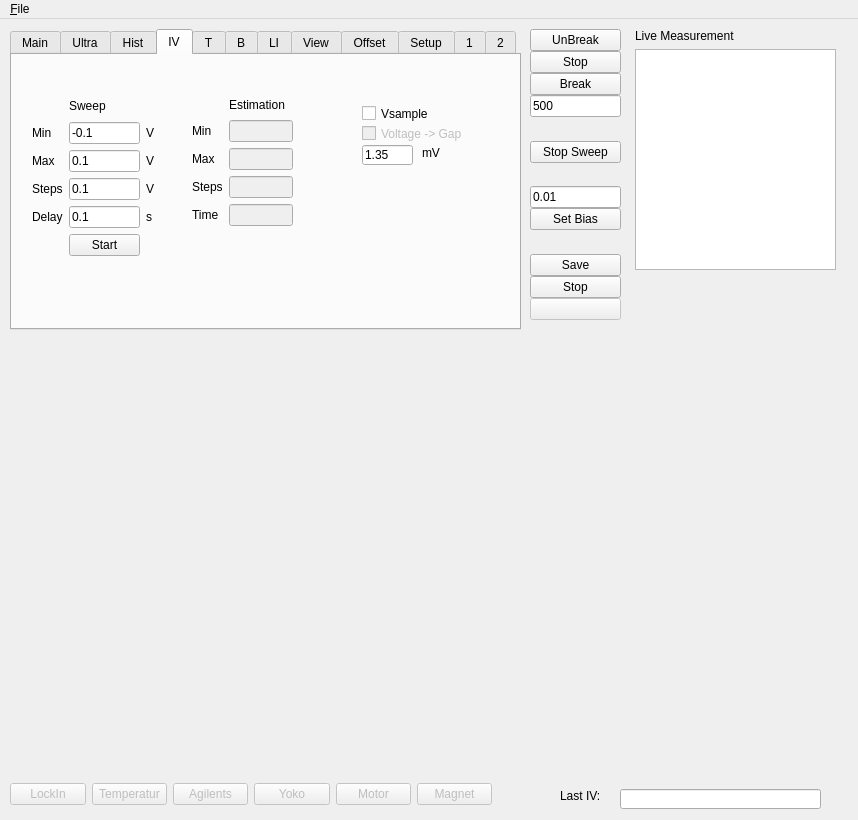
Qt form gui_andreev.ui (konchris/andreev) before a commit.
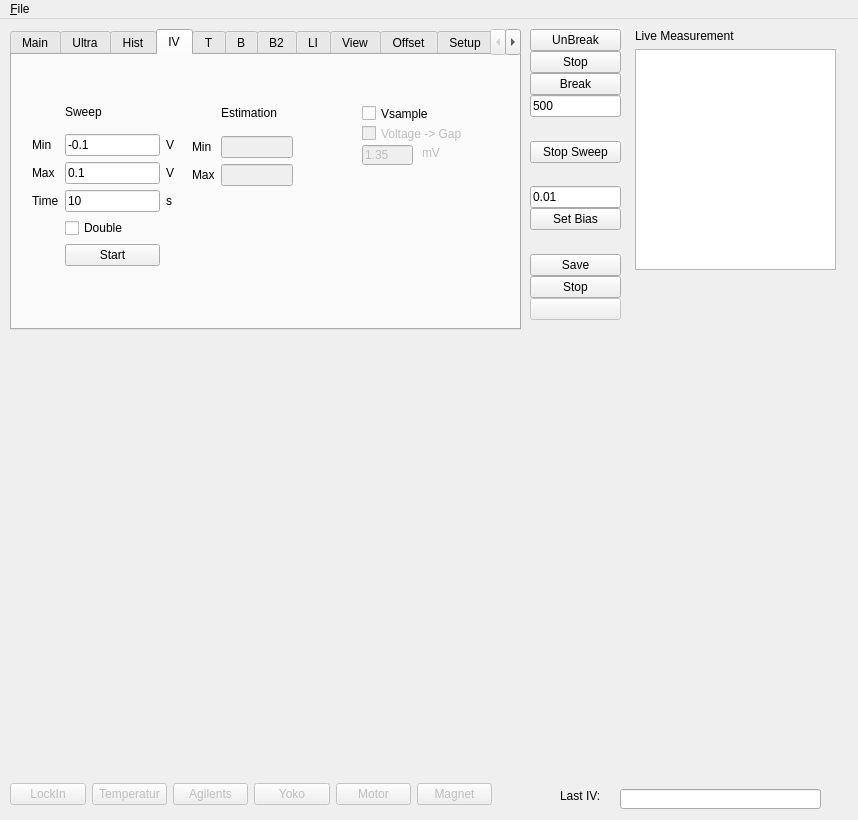
The same form after that commit. The open tabs and pages were chosen to show the change. Custom widgets are drawn as their Qt base class.

Commit message: ADD: interpolate() to functions.py to ease interpolation of data in iv ADD: changed aquire_iv to interpolate() ADD: changed aquire_iv, form and aquire_ultra to _time instead of _step & _delay ADD: editIVDouble -> changing of iv loop

The edit to the form file:
```diff
--- a/gui_andreev.ui
+++ b/gui_andreev.ui
@@ -526,7 +526,7 @@
            <x>180</x>
            <y>40</y>
            <width>101</width>
-           <height>131</height>
+           <height>91</height>
           </rect>
          </property>
          <layout class="QGridLayout" name="gridLayout_7">
@@ -537,13 +537,6 @@
             </property>
            </widget>
           </item>
-          <item row="3" column="1">
-           <widget class="QLabel" name="label_88">
-            <property name="text">
-             <string>Steps</string>
-            </property>
-           </widget>
-          </item>
           <item row="1" column="2">
            <widget class="QLineEdit" name="editIVMinEstimate">
             <property name="enabled">
@@ -571,23 +564,6 @@
             </property>
            </widget>
           </item>
-          <item row="4" column="2">
-           <widget class="QLineEdit" name="editIVTimeEstimate">
-            <property name="enabled">
-             <bool>false</bool>
-            </property>
-           </widget>
-          </item>
-          <item row="3" column="2">
-           <widget class="QLineEdit" name="editIVStepsEstimate">
-            <property name="enabled">
-             <bool>false</bool>
-            </property>
-            <property name="text">
-             <string/>
-            </property>
-           </widget>
-          </item>
           <item row="0" column="2">
            <widget class="QLabel" name="label_90">
             <property name="text">
@@ -595,13 +571,6 @@
             </property>
            </widget>
           </item>
-          <item row="4" column="1">
-           <widget class="QLabel" name="label_91">
-            <property name="text">
-             <string>Time</string>
-            </property>
-           </widget>
-          </item>
          </layout>
         </widget>
         <widget class="QWidget" name="gridLayoutWidget_8">
@@ -609,8 +578,8 @@
           <rect>
            <x>20</x>
            <y>40</y>
-           <width>122</width>
-           <height>161</height>
+           <width>142</width>
+           <height>171</height>
           </rect>
          </property>
          <layout class="QGridLayout" name="gridLayout_8">
@@ -621,17 +590,17 @@
             </property>
            </widget>
           </item>
-          <item row="5" column="1">
+          <item row="4" column="1">
            <widget class="QLabel" name="label_23">
             <property name="text">
-             <string>Delay</string>
+             <string>Time</string>
             </property>
            </widget>
           </item>
-          <item row="5" column="2">
-           <widget class="QLineEdit" name="editIVDelay">
+          <item row="4" column="2">
+           <widget class="QLineEdit" name="editIVTime">
             <property name="text">
-             <string>0.1</string>
+             <string>10</string>
             </property>
            </widget>
           </item>
@@ -642,13 +611,6 @@
             </property>
            </widget>
           </item>
-          <item row="4" column="1">
-           <widget class="QLabel" name="label_20">
-            <property name="text">
-             <string>Steps</string>
-            </property>
-           </widget>
-          </item>
           <item row="3" column="1">
            <widget class="QLabel" name="label_19">
             <property name="text">
@@ -656,13 +618,6 @@
             </property>
            </widget>
           </item>
-          <item row="4" column="2">
-           <widget class="QLineEdit" name="editIVSteps">
-            <property name="text">
-             <string>0.1</string>
-            </property>
-           </widget>
-          </item>
           <item row="1" column="2">
            <widget class="QLineEdit" name="editIVMin">
             <property name="text">
@@ -699,19 +654,19 @@
            </widget>
           </item>
           <item row="4" column="3">
-           <widget class="QLabel" name="label_95">
-            <property name="text">
-             <string>V</string>
-            </property>
-           </widget>
-          </item>
-          <item row="5" column="3">
            <widget class="QLabel" name="label_96">
             <property name="text">
              <string>s</string>
             </property>
            </widget>
           </item>
+          <item row="5" column="2">
+           <widget class="QCheckBox" name="checkIVDouble">
+            <property name="text">
+             <string>Double</string>
+            </property>
+           </widget>
+          </item>
          </layout>
         </widget>
         <widget class="QCheckBox" name="checkIVSample">
@@ -728,6 +683,9 @@
          </property>
         </widget>
         <widget class="QLineEdit" name="editIVGap">
+         <property name="enabled">
+          <bool>false</bool>
+         </property>
          <property name="geometry">
           <rect>
            <x>350</x>
@@ -741,6 +699,9 @@
          </property>
         </widget>
         <widget class="QLabel" name="label_112">
+         <property name="enabled">
+          <bool>false</bool>
+         </property>
          <property name="geometry">
           <rect>
            <x>410</x>
@@ -1662,6 +1623,72 @@
            </widget>
           </item>
          </layout>
+        </widget>
+        <widget class="QLabel" name="label_109">
+         <property name="geometry">
+          <rect>
+           <x>170</x>
+           <y>10</y>
+           <width>111</width>
+           <height>16</height>
+          </rect>
+         </property>
+         <property name="text">
+          <string>Goto Sweep</string>
+         </property>
+        </widget>
+       </widget>
+       <widget class="QWidget" name="tab_13">
+        <attribute name="title">
+         <string>B2</string>
+        </attribute>
+        <widget class="QLabel" name="label_110">
+         <property name="geometry">
+          <rect>
+           <x>280</x>
+           <y>20</y>
+           <width>111</width>
+           <height>16</height>
+          </rect>
+         </property>
+         <property name="text">
+          <string>Circle</string>
+         </property>
+        </widget>
+        <widget class="QWidget" name="gridLayoutWidget_10">
+         <property name="geometry">
+          <rect>
+           <x>280</x>
+           <y>40</y>
+           <width>160</width>
+           <height>80</height>
+          </rect>
+         </property>
+         <layout class="QGridLayout" name="gridLayout_10"/>
+        </widget>
+        <widget class="QWidget" name="gridLayoutWidget_11">
+         <property name="geometry">
+          <rect>
+           <x>30</x>
+           <y>40</y>
+           <width>160</width>
+           <height>80</height>
+          </rect>
+         </property>
+         <layout class="QGridLayout" name="gridLayout_11"/>
+        </widget>
+        <widget class="QLabel" name="label_116">
+         <property name="geometry">
+          <rect>
+           <x>30</x>
+           <y>20</y>
+           <width>111</width>
+           <height>16</height>
+          </rect>
+         </property>
+         <property name="text">
+          <string>Sweep</string>
+         </property>
         </widget>
        </widget>
        <widget class="QWidget" name="tab_5">
```
Left out of the diff: 22 changed lines with no effect on the pictures. The commit also changes 5 other files.
